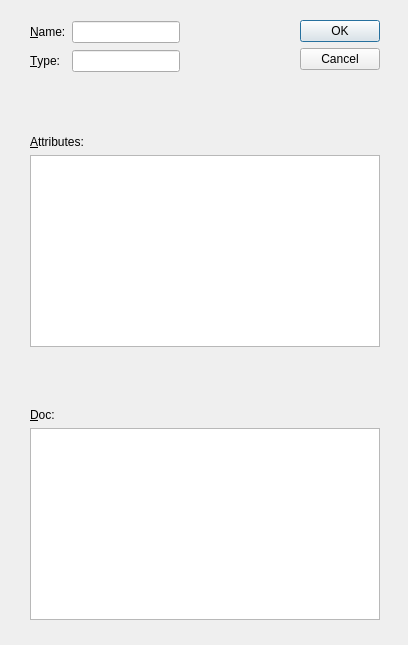
Before: the Qt Designer form ndtsconfigtool/group.ui in jkotan/nexdatas.configtool, drawn with Qt 5.
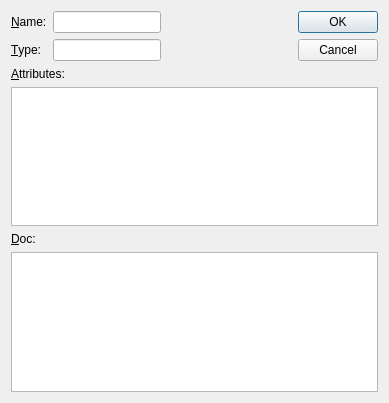
After: the same form once the commit is applied.

Commit message: adding field dialog

```diff
--- a/ndtsconfigtool/group.ui
+++ b/ndtsconfigtool/group.ui
@@ -6,14 +6,14 @@
    <rect>
     <x>0</x>
     <y>0</y>
-    <width>408</width>
-    <height>645</height>
+    <width>389</width>
+    <height>403</height>
    </rect>
   </property>
   <property name="minimumSize">
    <size>
-    <width>408</width>
-    <height>645</height>
+    <width>0</width>
+    <height>0</height>
    </size>
   </property>
   <property name="windowTitle">
@@ -28,20 +28,13 @@
   <property name="modal">
    <bool>false</bool>
   </property>
-  <widget class="QWidget" name="">
-   <property name="geometry">
-    <rect>
-     <x>30</x>
-     <y>20</y>
-     <width>350</width>
-     <height>600</height>
-    </rect>
-   </property>
+  <layout class="QGridLayout" name="gridLayout">
+   <item row="0" column="0">
    <layout class="QVBoxLayout" name="verticalLayout">
     <item>
      <layout class="QHBoxLayout" name="horizontalLayout">
       <item>
-       <layout class="QGridLayout" name="gridLayout">
+        <layout class="QFormLayout" name="formLayout">
         <item row="0" column="0">
          <widget class="QLabel" name="label">
           <property name="text">
@@ -95,19 +88,6 @@
       </item>
      </layout>
     </item>
-    <item>
-     <spacer name="verticalSpacer">
-      <property name="orientation">
-       <enum>Qt::Vertical</enum>
-      </property>
-      <property name="sizeHint" stdset="0">
-       <size>
-        <width>20</width>
-        <height>40</height>
-       </size>
-      </property>
-     </spacer>
-    </item>
     <item>
      <widget class="QLabel" name="label_3">
       <property name="text">
@@ -121,19 +101,6 @@
     <item>
      <widget class="QTableView" name="tableView"/>
     </item>
-    <item>
-     <spacer name="verticalSpacer_2">
-      <property name="orientation">
-       <enum>Qt::Vertical</enum>
-      </property>
-      <property name="sizeHint" stdset="0">
-       <size>
-        <width>20</width>
-        <height>40</height>
-       </size>
-      </property>
-     </spacer>
-    </item>
     <item>
      <widget class="QLabel" name="label_4">
       <property name="text">
@@ -145,10 +112,15 @@
      </widget>
     </item>
     <item>
-     <widget class="QTextEdit" name="textEdit"/>
-    </item>
-   </layout>
-  </widget>
+      <widget class="QTextEdit" name="textEdit">
+       <property name="enabled">
+        <bool>true</bool>
+       </property>
+      </widget>
+     </item>
+    </layout>
+   </item>
+  </layout>
  </widget>
  <tabstops>
   <tabstop>lineEdit</tabstop>
```
Lines whose indentation alone changed are shown as unchanged. The commit also changes 3 other files.
